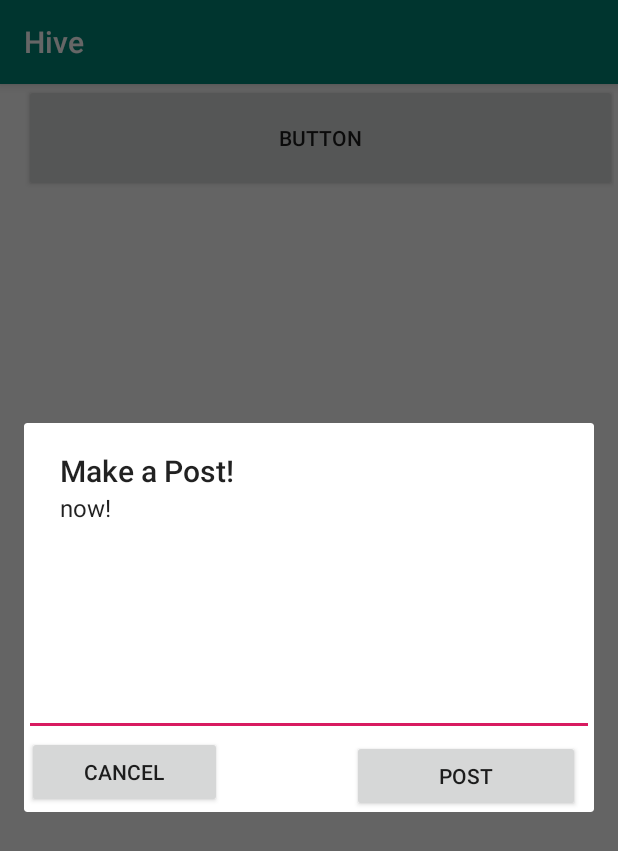
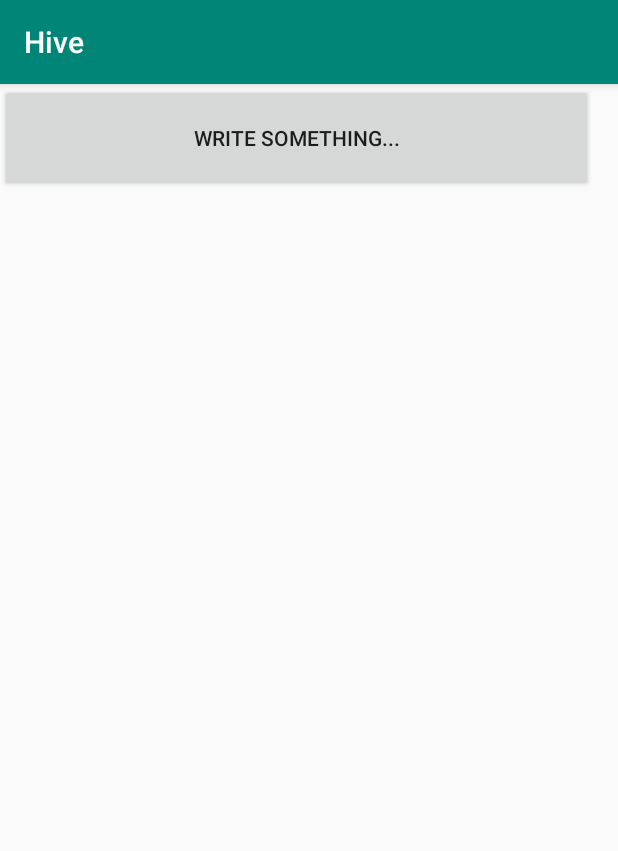
Before and after one commit to ShariceG/Hive, an Android app: the screen it shows after launch (MainActivity), on a phone screen of 412 x 824 dp. Shown: the top 851 px of the screen. Run offline under Robolectric (Android 15) with nearby library versions, the phone set to English and light mode, and no system bars; 2 statements that could not run were skipped.

Commit message:
Support making a post in android

```diff
--- a/frontend/android/app/src/main/java/coloredcoded/hive/HomeFragment.java
+++ b/frontend/android/app/src/main/java/coloredcoded/hive/HomeFragment.java
@@ -1,11 +1,15 @@
 package coloredcoded.hive;
 
 import android.app.AlertDialog;
+import android.content.DialogInterface;
 import android.content.Intent;
 import android.os.Bundle;
+import android.util.Log;
 import android.view.LayoutInflater;
 import android.view.View;
 import android.view.ViewGroup;
+import android.widget.Button;
+import android.widget.EditText;
 import android.widget.ListView;
 
 import androidx.fragment.app.Fragment;
@@ -29,6 +33,9 @@ public class HomeFragment extends Fragment implements PostFeedManager.Delegate{
 
     private ServerClient client;
     private PostFeedManager postFeedManager;
+    private View makePostView;
+    private AlertDialog makePostAlert;
+    private Button writeSomethingButton;
 
     public static HomeFragment newInstance() {
         return new HomeFragment();
@@ -49,15 +56,72 @@ public class HomeFragment extends Fragment implements PostFeedManager.Delegate{
         postFeedManager = new PostFeedManager(getContext());
         postFeedManager.configure(postFeedListView, refreshLayout, this);
 
+        // Setup alert dialog box for making a post.
+        makePostView = inflater.inflate(R.layout.make_post_layout, container, false);
+        makePostAlert = new AlertDialog.Builder(getContext()).create();
+        makePostAlert.setView(makePostView);
+        makePostAlert.setCancelable(false);
+        makePostAlert.setCanceledOnTouchOutside(false);
+        makePostView.findViewById(R.id.makePostButton).setOnClickListener(
+                new View.OnClickListener() {
+            @Override
+            public void onClick(View v) {
+                EditText et = makePostView.findViewById(R.id.postEditText);
+                String text = et.getText().toString();
+                if (text.isEmpty()) {
+                    return;
+                }
+                makePostAlert.dismiss();
+                insertPost(text);
+            }
+        });
+        makePostView.findViewById(R.id.cancelMakePostButton).setOnClickListener(
+                new View.OnClickListener() {
+                    @Override
+                    public void onClick(View v) {
+                        writeSomethingButton.post(new Runnable() {
+                            @Override
+                            public void run() {
+                                // We assume this won't be null when this Runnable function fires...
+                                writeSomethingButton.setEnabled(true);
+                            }
+                        });
+                        makePostAlert.dismiss();
+                    }
+                });
 
-        AlertDialog.Builder alert = new AlertDialog.Builder(getContext());
-        alert.setTitle("Make a Post!");
-        alert.setMessage("now!");
-        alert.setView(inflater.inflate(R.layout.make_post_layout, container, false));
 
-        alert.show();
+        writeSomethingButton =  v.findViewById(R.id.writeSomethingButton);
+        writeSomethingButton.setOnClickListener(new View.OnClickListener() {
+            @Override
+            public void onClick(View v) {
+                writeSomethingButton.setEnabled(false);
+                makePostAlert.show();
+            }
+        });
+        return v;
+    }
 
-        return v;
+    private void insertPost(String text) {
+        client.insertPost(testUser(), text, testLocation(),
+                getInsertPostCallback(), null);
+    }
+
+    private Callback getInsertPostCallback() {
+        return new Callback() {
+            @Override
+            public void serverRequestCallback(StatusOr<Response> responseOr,
+                                              Map<String, Object> notes) {
+                Response response = responseOr.get();
+                postFeedManager.pokeNew();
+                writeSomethingButton.post(new Runnable() {
+                    @Override
+                    public void run() {
+                        writeSomethingButton.setEnabled(true);
+                    }
+                });
+            }
+        };
     }
 
     @Override
--- a/frontend/android/app/src/main/java/coloredcoded/hive/PostFeedManager.java
+++ b/frontend/android/app/src/main/java/coloredcoded/hive/PostFeedManager.java
@@ -198,6 +198,10 @@ public class PostFeedManager implements PostView.Delegate {
         reload();
     }
 
+    public void pokeNew() {
+        fetchMorePosts(true);
+    }
+
     @Override
     public void commentButtonClick(PostView postView) {
         delegate.showComments(postView);
--- a/frontend/android/app/src/main/res/layout/home_layout.xml
+++ b/frontend/android/app/src/main/res/layout/home_layout.xml
@@ -1,8 +1,17 @@
 <?xml version="1.0" encoding="utf-8"?>
-<RelativeLayout xmlns:android="http://schemas.android.com/apk/res/android"
+<LinearLayout xmlns:android="http://schemas.android.com/apk/res/android"
     android:layout_width="match_parent"
     android:layout_height="match_parent"
     android:orientation="vertical">
+    <Button
+        android:id="@+id/writeSomethingButton"
+        android:layout_width="395dp"
+        android:layout_height="72dp"
+        android:layout_marginTop="0dp"
+        android:layout_marginEnd="-2dp"
+        android:layout_marginRight="-2dp"
+        android:layout_marginBottom="6dp"
+        android:text="Write Something..." />
 
     <androidx.swiperefreshlayout.widget.SwipeRefreshLayout
         android:id="@+id/postFeedSwipeRefresh"
@@ -14,20 +23,8 @@
         <ListView
             android:id="@+id/postFeedListView"
             android:layout_width="match_parent"
-            android:layout_height="match_parent" />
+            android:layout_height="match_parent" >
+        </ListView>
     </androidx.swiperefreshlayout.widget.SwipeRefreshLayout>
 
-    <Button
-        android:id="@+id/button"
-        android:layout_width="395dp"
-        android:layout_height="72dp"
-        android:layout_alignParentTop="true"
-        android:layout_alignParentEnd="true"
-        android:layout_alignParentRight="true"
-        android:layout_marginTop="0dp"
-        android:layout_marginEnd="-2dp"
-        android:layout_marginRight="-2dp"
-        android:layout_marginBottom="6dp"
-        android:text="Button" />
-
-</RelativeLayout>
+</LinearLayout>
--- a/frontend/android/app/src/main/res/layout/make_post_layout.xml
+++ b/frontend/android/app/src/main/res/layout/make_post_layout.xml
@@ -3,7 +3,7 @@
     android:layout_width="match_parent" android:layout_height="match_parent">
 
     <Button
-        android:id="@+id/button2"
+        android:id="@+id/cancelMakePostButton"
         android:layout_width="130dp"
         android:layout_height="wrap_content"
         android:layout_alignParentStart="true"
@@ -15,7 +15,7 @@
         android:text="Cancel" />
 
     <Button
-        android:id="@+id/button3"
+        android:id="@+id/makePostButton"
         android:layout_width="152dp"
         android:layout_height="wrap_content"
         android:layout_alignParentTop="true"
@@ -27,7 +27,7 @@
         android:text="Post" />
 
     <EditText
-        android:id="@+id/editText2"
+        android:id="@+id/postEditText"
         android:layout_width="match_parent"
         android:layout_height="115dp"
         android:layout_alignParentStart="true"
```
Also changed, not shown: 1 other file.
